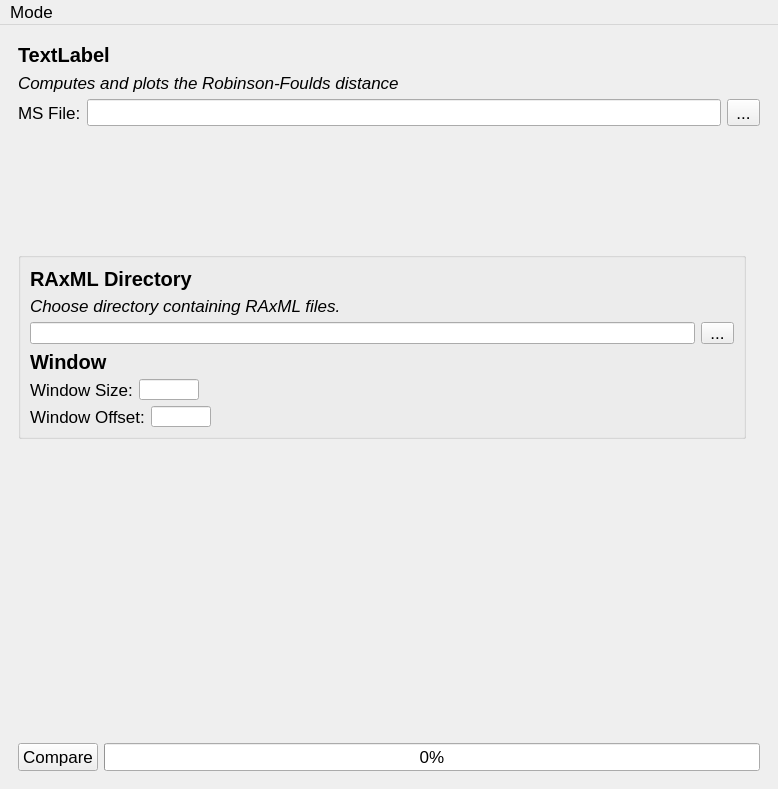
Before: the Qt Designer form module/gui_layout.ui in PeterDulworth/PhyloVis, drawn with Qt 5.
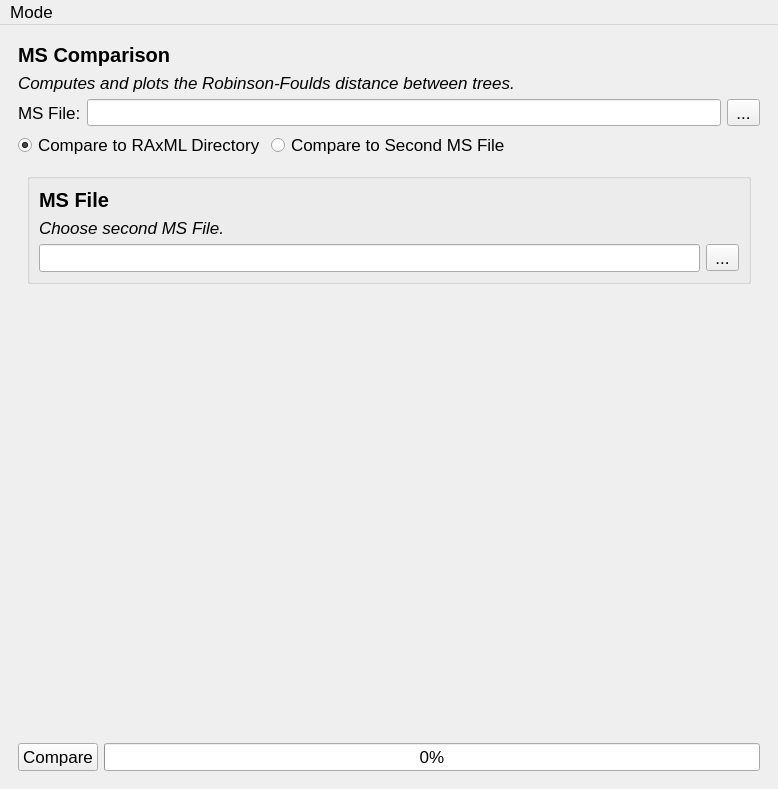
After: the same form once the commit is applied. The open tabs and pages were chosen to show the change.

Commit message: ms file comparison now works for two ms files

What changed in the file:
```diff
--- a/module/gui_layout.ui
+++ b/module/gui_layout.ui
@@ -2064,7 +2064,7 @@
              </font>
             </property>
             <property name="text">
-             <string>TextLabel</string>
+             <string>MS Comparison</string>
             </property>
            </widget>
           </item>
@@ -2076,7 +2076,7 @@
              </font>
             </property>
             <property name="text">
-             <string>Computes and plots the Robinson-Foulds distance</string>
+             <string>Computes and plots the Robinson-Foulds distance between trees.</string>
             </property>
            </widget>
           </item>
@@ -2124,20 +2124,48 @@
            </layout>
           </item>
           <item>
-           <widget class="QStackedWidget" name="stackedWidget_2">
+           <layout class="QHBoxLayout" name="horizontalLayout_33">
+            <item>
+             <widget class="QRadioButton" name="radioBtnRaxml">
+              <property name="text">
+               <string>Compare to RAxML Directory</string>
+              </property>
+              <property name="checked">
+               <bool>true</bool>
+              </property>
+             </widget>
+            </item>
+            <item>
+             <widget class="QRadioButton" name="radioBtnMs">
+              <property name="text">
+               <string>Compare to Second MS File</string>
+              </property>
+             </widget>
+            </item>
+            <item>
+             <spacer name="horizontalSpacer_21">
+              <property name="orientation">
+               <enum>Qt::Horizontal</enum>
+              </property>
+              <property name="sizeHint" stdset="0">
+               <size>
+                <width>40</width>
+                <height>20</height>
+               </size>
+              </property>
+             </spacer>
+            </item>
+           </layout>
+          </item>
+          <item>
+           <widget class="QStackedWidget" name="msStackedWidget">
             <property name="currentIndex">
              <number>0</number>
             </property>
-            <widget class="QWidget" name="page">
+            <widget class="QWidget" name="msRaxmlPage">
+             <layout class="QVBoxLayout" name="verticalLayout_8">
+              <item>
              <widget class="QGroupBox" name="groupBox">
-              <property name="geometry">
-               <rect>
-                <x>0</x>
-                <y>120</y>
-                <width>728</width>
-                <height>187</height>
-               </rect>
-              </property>
               <property name="title">
                <string/>
               </property>
@@ -2320,8 +2348,82 @@
               <zorder>msRaxmlDirectoryLabel</zorder>
               <zorder>msRaxmlDirectoryDescriptionLabel</zorder>
              </widget>
+              </item>
+             </layout>
             </widget>
-            <widget class="QWidget" name="page_2"/>
+            <widget class="QWidget" name="msMsPage">
+             <layout class="QVBoxLayout" name="verticalLayout_13">
+              <item>
+               <widget class="QGroupBox" name="groupBox_3">
+                <property name="title">
+                 <string/>
+                </property>
+                <layout class="QVBoxLayout" name="verticalLayout_7">
+                 <item>
+                  <widget class="QLabel" name="msRaxmlDirectoryLabel_2">
+                   <property name="font">
+                    <font>
+                     <pointsize>15</pointsize>
+                     <weight>75</weight>
+                     <bold>true</bold>
+                    </font>
+                   </property>
+                   <property name="text">
+                    <string>MS File</string>
+                   </property>
+                  </widget>
+                 </item>
+                 <item>
+                  <widget class="QLabel" name="label_15">
+                   <property name="font">
+                    <font>
+                     <italic>true</italic>
+                    </font>
+                   </property>
+                   <property name="text">
+                    <string>Choose second MS File.</string>
+                   </property>
+                  </widget>
+                 </item>
+                 <item>
+                  <layout class="QHBoxLayout" name="horizontalLayout_20">
+                   <item>
+                    <widget class="QLineEdit" name="msSecondFileEntry">
+                     <property name="text">
+                      <string/>
+                     </property>
+                     <property name="readOnly">
+                      <bool>true</bool>
+                     </property>
+                    </widget>
+                   </item>
+                   <item>
+                    <widget class="QToolButton" name="msSecondFileBtn">
+                     <property name="text">
+                      <string>...</string>
+                     </property>
+                    </widget>
+                   </item>
+                  </layout>
+                 </item>
+                </layout>
+               </widget>
+              </item>
+              <item>
+               <spacer name="verticalSpacer_4">
+                <property name="orientation">
+                 <enum>Qt::Vertical</enum>
+                </property>
+                <property name="sizeHint" stdset="0">
+                 <size>
+                  <width>20</width>
+                  <height>40</height>
+                 </size>
+                </property>
+               </spacer>
+              </item>
+             </layout>
+            </widget>
            </widget>
           </item>
           <item>
```
Left out of the diff: 77 changed lines with no effect on the pictures. Lines whose indentation alone changed are shown as unchanged. The commit also changes 6 other files.
